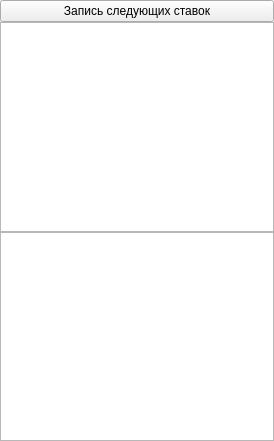
trehomudia/kpso, file championat_widget.ui: the form before one commit.
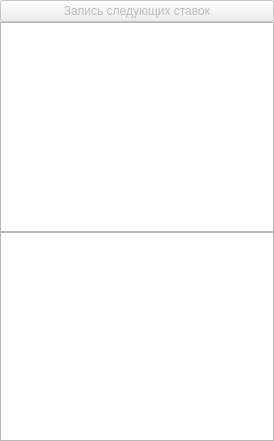
The form after the commit. Custom widgets are drawn as their Qt base class.

What changed in the file:
```diff
--- a/championat_widget.ui
+++ b/championat_widget.ui
@@ -31,6 +31,9 @@
    </property>
    <item>
     <widget class="QPushButton" name="pushButton">
+     <property name="enabled">
+      <bool>false</bool>
+     </property>
      <property name="text">
       <string>Запись следующих ставок</string>
      </property>
```
Left out of the diff: 3 changed lines with no effect on the pictures.
